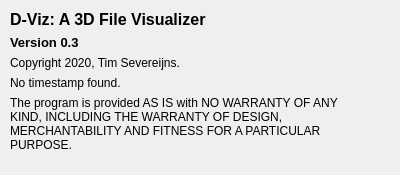
Old version of the form Source/View/Dialogs/aboutDialog.ui in the repository TimSevereijns/D-Viz.
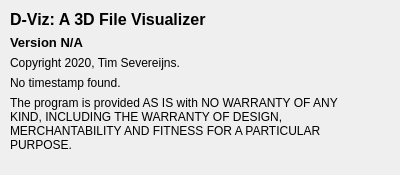
New version of the form.

Commit message:
Version Number Now Read from Constants Namespace
+ Next step is probably to auto-increment the version number on each build.

Patch:
```diff
--- a/Source/View/Dialogs/aboutDialog.ui
+++ b/Source/View/Dialogs/aboutDialog.ui
@@ -66,7 +66,7 @@
     <item>
      <widget class="QLabel" name="label">
       <property name="text">
-       <string>&lt;html&gt;&lt;head/&gt;&lt;body&gt;&lt;p&gt;&lt;span style=&quot; font-size:10pt; font-weight:600;&quot;&gt;Version 0.3&lt;/span&gt;&lt;/p&gt;&lt;/body&gt;&lt;/html&gt;</string>
+       <string>&lt;html&gt;&lt;head/&gt;&lt;body&gt;&lt;p&gt;&lt;span style=&quot; font-size:10pt; font-weight:600;&quot;&gt;Version N/A&lt;/span&gt;&lt;/p&gt;&lt;/body&gt;&lt;/html&gt;</string>
       </property>
      </widget>
     </item>
```
Left out of the diff: 2 changed lines with no effect on the pictures. The commit also changes 3 other files.
